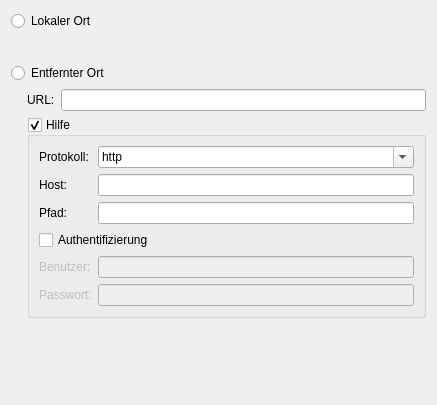
Before: the Qt Designer form plugins/Commands/Place/ImportPlace/selectplacedlg.ui in KDE/simon, drawn with Qt 5.
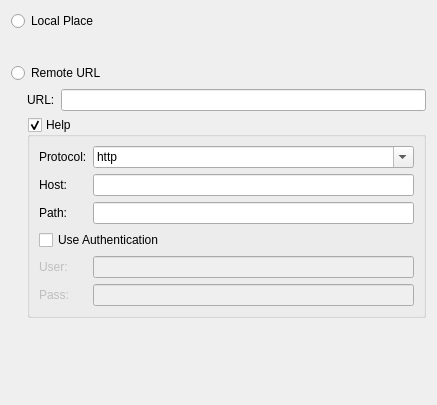
After: the same form once the commit is applied. Custom widgets are drawn as their Qt base class.

Patch:
```diff
--- a/plugins/Commands/Place/ImportPlace/selectplacedlg.ui
+++ b/plugins/Commands/Place/ImportPlace/selectplacedlg.ui
@@ -16,7 +16,7 @@
    <item>
     <widget class="QRadioButton" name="rbLocalPlace" >
      <property name="text" >
-      <string>Lokaler Ort</string>
+      <string>Local Place</string>
      </property>
     </widget>
    </item>
@@ -46,7 +46,7 @@
    <item>
     <widget class="QRadioButton" name="rbRemotePlace" >
      <property name="text" >
-      <string>Entfernter Ort</string>
+      <string>Remote URL</string>
      </property>
     </widget>
    </item>
@@ -91,7 +91,7 @@
        <item>
         <widget class="QGroupBox" name="gbRemoteHelp" >
          <property name="title" >
-          <string>Hilfe</string>
+          <string>Help</string>
          </property>
          <property name="flat" >
           <bool>true</bool>
@@ -106,7 +106,7 @@
           <item row="0" column="0" >
            <widget class="QLabel" name="lbProtocol" >
             <property name="text" >
-             <string>Protokoll:</string>
+             <string>Protocol:</string>
             </property>
            </widget>
           </item>
@@ -145,7 +145,7 @@
           <item row="3" column="0" colspan="2" >
            <widget class="QCheckBox" name="cbAuthentification" >
             <property name="text" >
-             <string>Authentifizierung</string>
+             <string>Use Authentication</string>
             </property>
            </widget>
           </item>
@@ -155,7 +155,7 @@
              <bool>false</bool>
             </property>
             <property name="text" >
-             <string>Benutzer:</string>
+             <string>User:</string>
             </property>
            </widget>
           </item>
@@ -172,7 +172,7 @@
              <bool>false</bool>
             </property>
             <property name="text" >
-             <string>Passwort:</string>
+             <string>Pass:</string>
             </property>
            </widget>
           </item>
@@ -199,7 +199,7 @@
           <item row="2" column="0" >
            <widget class="QLabel" name="lbPath" >
             <property name="text" >
-             <string>Pfad:</string>
+             <string>Path:</string>
             </property>
            </widget>
           </item>
```
